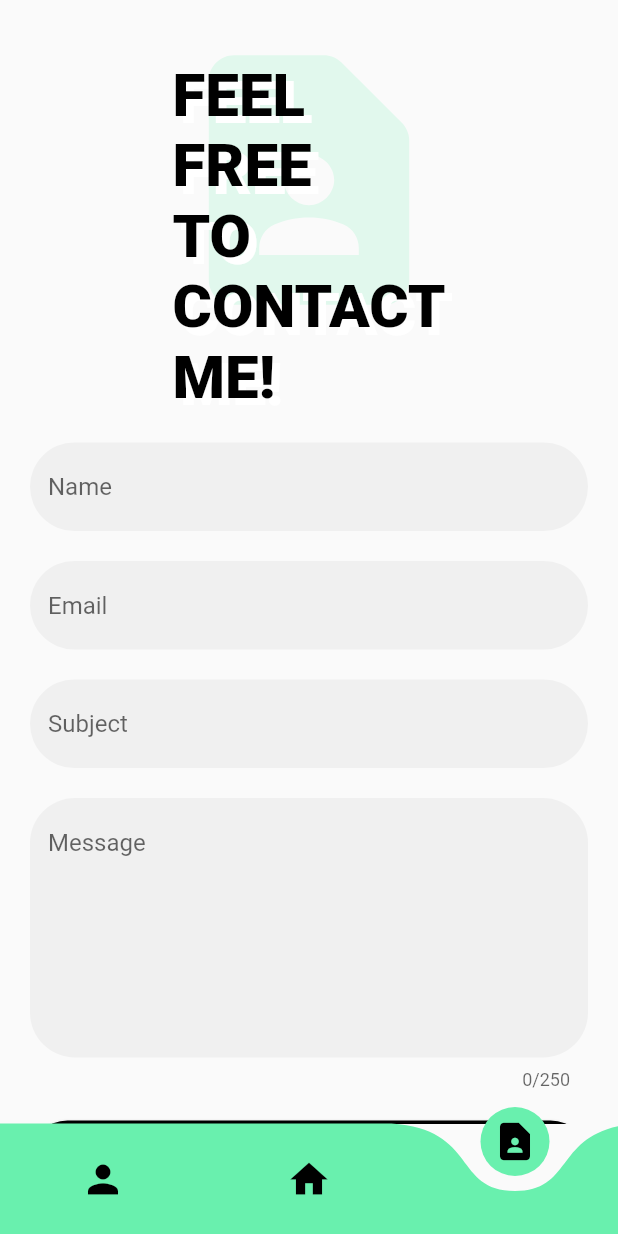
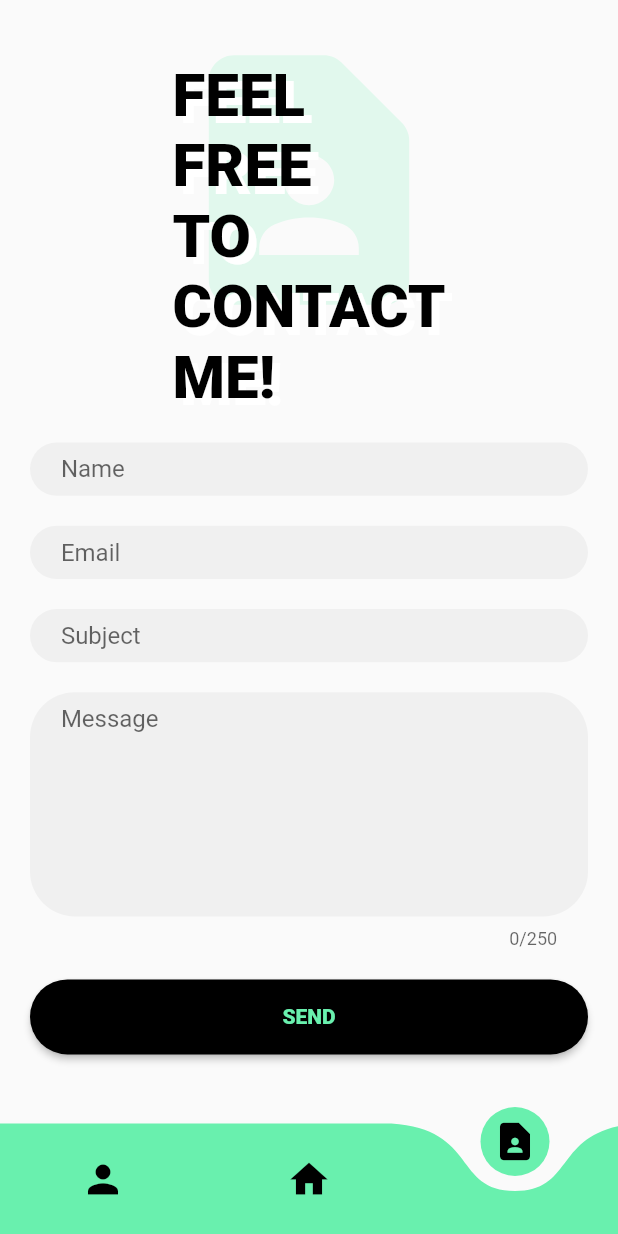
Before and after one commit to carlosdmcorreia/portfolio_app, a Flutter app: the screen it shows after launch, swiped to page 3, on a phone screen of 412 x 824 dp. Run offline on Flutter 3.47's test engine with Material 2 defaults, Android fonts, the light colour scheme and no system bars; drawn by our look-alikes of curved_navigation_bar; our stand-ins replace percent_indicator, responsive_sizer, sizer.

Commit message:
Updated Forms - Autoreply email

```diff
--- a/lib/items/contact_form.dart
+++ b/lib/items/contact_form.dart
@@ -1,6 +1,8 @@
 import 'dart:convert';
 
-import 'package:email_validator/email_validator.dart';
+//import 'package:email_validator/email_validator.dart';
+
+import 'package:sizer/sizer.dart';
 import 'package:flutter/material.dart';
 import 'package:http/http.dart' as http;
 
@@ -48,7 +50,8 @@ class ContactFormState extends State<ContactForm> {
         'origin': 'http://localhost',
         'Content-type': 'application/json',
       },
-      body: json.encode({
+      body: json.encode(
+        {
           'service_id': serviceId,
           'template_id': templateId,
           'user_id': userId,
@@ -60,19 +63,15 @@ class ContactFormState extends State<ContactForm> {
             'user_subject': subject,
             'user_message': message,
           }
-      }),
+        },
+      ),
     );
 
-    print(response.body);
+    //print(response.body);
   }
 
-  TextFormField createTextFormField(
-      TextEditingController controller,
-      String hintText,
-      int? lenght,
-      int? lines,
-      TextInputType keyboardType,
-      double maxWidth) {
+  TextFormField createTextFormField(TextEditingController controller,
+      String hintText, int? lenght, int? lines, TextInputType keyboardType) {
     return TextFormField(
       maxLength: lenght,
       maxLines: lines,
@@ -81,7 +80,9 @@ class ContactFormState extends State<ContactForm> {
       decoration: InputDecoration(
         filled: true,
         hintText: hintText,
-        constraints: BoxConstraints(maxWidth: maxWidth),
+        isDense: true,
+        contentPadding: EdgeInsets.only(
+            left: 5.0.w, bottom: 1.0.h, top: 1.0.h, right: 5.0.w),
         border: OutlineInputBorder(
           borderRadius: BorderRadius.circular(30.0),
           borderSide: const BorderSide(
@@ -109,23 +110,23 @@ class ContactFormState extends State<ContactForm> {
         crossAxisAlignment: CrossAxisAlignment.center,
         children: <Widget>[
           createTextFormField(
-              controllerName, 'Name', null, null, TextInputType.text, 1020),
+              controllerName, 'Name', null, null, TextInputType.text),
           const SizedBox(height: 20),
           Wrap(
             children: [
-              createTextFormField(controllerEmail, 'Email', null, null,
-                  TextInputType.text, 500),
+              createTextFormField(
+                  controllerEmail, 'Email', null, null, TextInputType.text),
               const SizedBox(
                 height: 20,
                 width: 20,
               ),
-              createTextFormField(controllerSubject, 'Subject', null, null,
-                  TextInputType.text, 500),
+              createTextFormField(
+                  controllerSubject, 'Subject', null, null, TextInputType.text),
             ],
           ),
           const SizedBox(height: 20),
           createTextFormField(
-              controllerSubject, 'Message', 250, 7, TextInputType.text, 1020),
+              controllerMessage, 'Message', 250, 7, TextInputType.text),
           const SizedBox(height: 20),
           ElevatedButton(
             onPressed: () {
@@ -150,7 +151,7 @@ class ContactFormState extends State<ContactForm> {
               }
             },
             style: ElevatedButton.styleFrom(
-              primary: Colors.black,
+              backgroundColor: Colors.black,
               minimumSize: const Size(1020, 50),
               shape: RoundedRectangleBorder(
                 borderRadius: BorderRadius.circular(50), // <-- Radius
--- a/lib/views/contact_page.dart
+++ b/lib/views/contact_page.dart
@@ -43,7 +43,9 @@ class ContactPage extends StatelessWidget {
                     ),
                   ],
                 ),
-                const ContactForm(),
+                SizedBox(
+                    width: MediaQuery.of(context).size.width,
+                    child: const ContactForm()),
               ],
             ),
           ),
--- a/lib/views/home_page.dart
+++ b/lib/views/home_page.dart
@@ -52,6 +52,7 @@ class HomePage extends StatelessWidget {
                 Container(
                   alignment: Alignment.center,
                   child: Wrap(
+                    alignment: WrapAlignment.center,
                     runSpacing: 50,
                     spacing: 50,
                     children: [
@@ -72,6 +73,7 @@ class HomePage extends StatelessWidget {
                           SizedBox(
                             height: cardSize,
                             child: ListView(
+                              shrinkWrap: true,
                               scrollDirection: Axis.horizontal,
                               children: [
                                 ElevatedCard('Portfolio\nApp',
--- a/lib/views/page_manager.dart
+++ b/lib/views/page_manager.dart
@@ -3,6 +3,8 @@ import 'package:flutter/material.dart';
 import 'package:portofolio_app/Views/home_page.dart';
 import 'package:portofolio_app/Views/perfil_page.dart';
 import 'package:portofolio_app/views/contact_page.dart';
+import 'package:responsive_sizer/responsive_sizer.dart';
+import 'package:sizer/sizer.dart';
 
 import '../main.dart';
 
--- a/pubspec.yaml
+++ b/pubspec.yaml
@@ -30,11 +30,16 @@ dependencies:
   flutter:
     sdk: flutter
   cupertino_icons: ^1.0.5
+  google_fonts: ^2.1.0
+  flutter_screenutil: ^5.0.0+2
+  sizer: ^2.0.15
+  responsive_sizer: ^3.1.1
   curved_navigation_bar:
   step_progress_indicator: ^1.0.2
   percent_indicator: ^4.0.1
   http: ^0.13.5
   email_validator: ^2.0.1
+
 
 dev_dependencies:
   flutter_test:
```
Also changed, not shown: pubspec.lock, 4 other files. Lines whose indentation alone changed are shown as unchanged.
